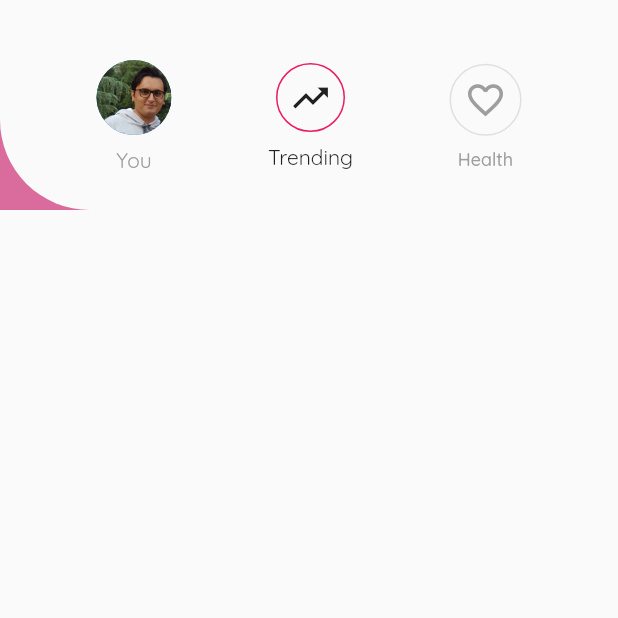
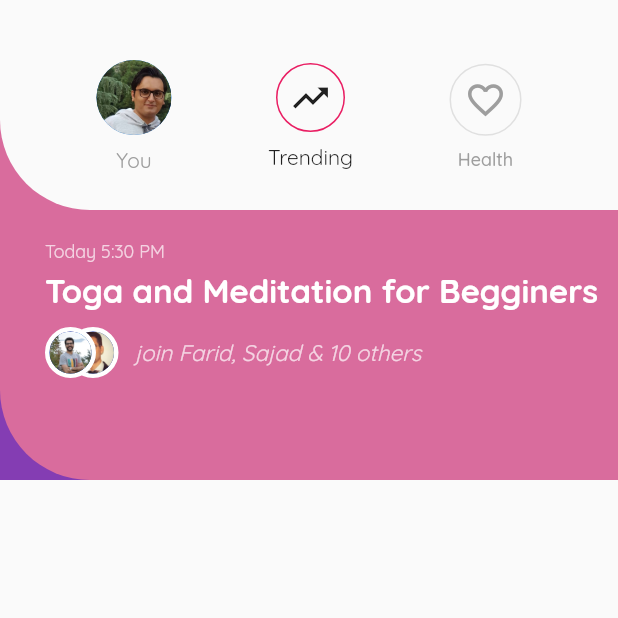
Before and after one commit to JAbozarOid/flutter-challenge-ui, a Flutter app: the screen it shows after launch, on a phone screen of 412 x 824 dp, the top half of it. Run offline on Flutter 3.47's test engine with Material 2 defaults, Android fonts, the light colour scheme and no system bars.

Commit message:
pink_part_designed

```diff
--- a/lib/main.dart
+++ b/lib/main.dart
@@ -28,8 +28,10 @@ class HomePage extends StatelessWidget {
   @override
   Widget build(BuildContext context) {
     return Scaffold(
-      body: Stack(
-        children: [TopPart()],
+      body: Container(
+        child: Column(
+          children: [TopPart(), PinkPart()],
+        ),
       ),
     );
   }
@@ -124,3 +126,100 @@ class TopPart extends StatelessWidget {
     );
   }
 }
+
+class PinkPart extends StatelessWidget {
+  @override
+  Widget build(BuildContext context) {
+    return Container(
+      height: 180.0,
+      width: MediaQuery.of(context).size.width,
+      color: colorPurple,
+      child: Material(
+        color: colorPink,
+        borderRadius: BorderRadius.only(
+          bottomLeft: Radius.circular(60.0),
+        ),
+        child: Row(
+          children: [
+            SizedBox(
+              width: 30.0,
+            ),
+            Flexible(
+              child: Column(
+                crossAxisAlignment: CrossAxisAlignment.start,
+                children: [
+                  SizedBox(
+                    height: 20.0,
+                  ),
+                  Text(
+                    'Today 5:30 PM',
+                    style: TextStyle(fontSize: 12.0, color: Colors.white70),
+                  ),
+                  SizedBox(
+                    height: 5.0,
+                  ),
+                  Text(
+                    'Toga and Meditation for Begginers',
+                    style: TextStyle(
+                        fontSize: 22.0,
+                        color: Colors.white,
+                        fontWeight: FontWeight.bold),
+                  ),
+                  SizedBox(
+                    height: 10.0,
+                  ),
+                  Row(
+                    children: [
+                      Container(
+                        width: 50.0,
+                        child: Stack(
+                          children: [
+                            Positioned(
+                              left: 15.0,
+                              child: Container(
+                                decoration: BoxDecoration(
+                                    shape: BoxShape.circle,
+                                    border: Border.all(
+                                        width: 3.0, color: Colors.white)),
+                                child: CircleAvatar(
+                                  radius: 14.0,
+                                  backgroundImage:
+                                      ExactAssetImage('assets/sajad.jpg'),
+                                ),
+                              ),
+                            ),
+                            Container(
+                              decoration: BoxDecoration(
+                                  shape: BoxShape.circle,
+                                  border: Border.all(
+                                      width: 3.0, color: Colors.white)),
+                              child: CircleAvatar(
+                                radius: 14.0,
+                                backgroundImage:
+                                    ExactAssetImage('assets/farid.jpg'),
+                              ),
+                            ),
+                          ],
+                        ),
+                      ),
+                      SizedBox(
+                        width: 10.0,
+                      ),
+                      Text(
+                        'join Farid, Sajad & 10 others',
+                        style: TextStyle(
+                            fontSize: 15.0,
+                            color: Colors.white70,
+                            fontStyle: FontStyle.italic),
+                      ),
+                    ],
+                  ),
+                ],
+              ),
+            ),
+          ],
+        ),
+      ),
+    );
+  }
+}
```
